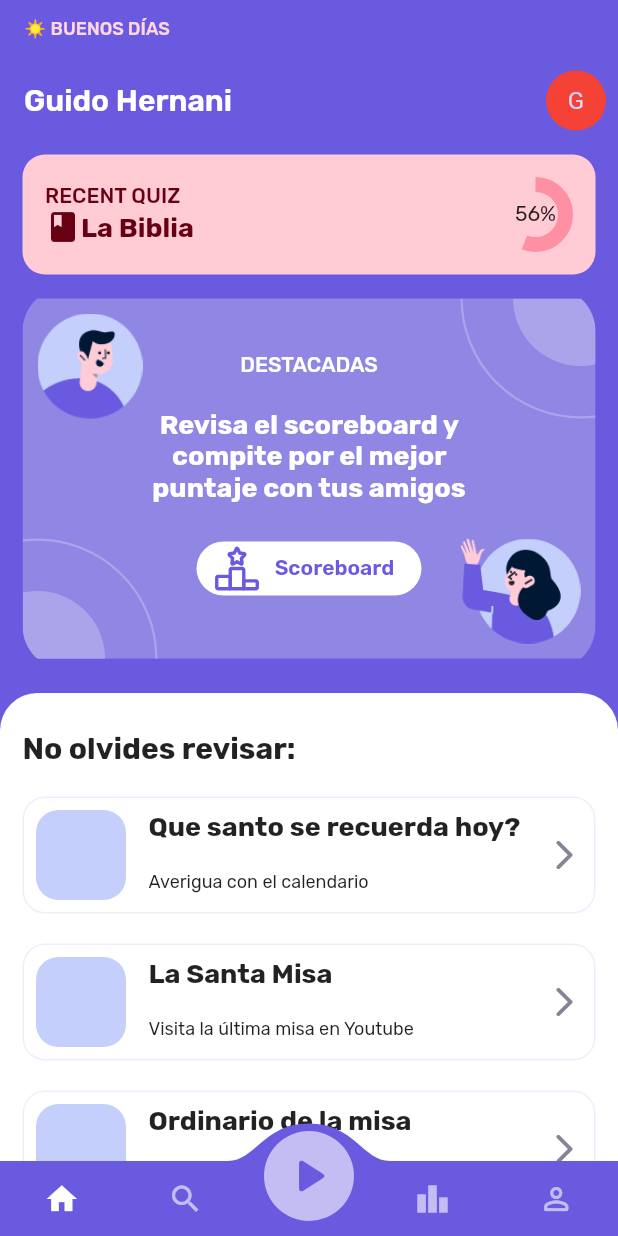
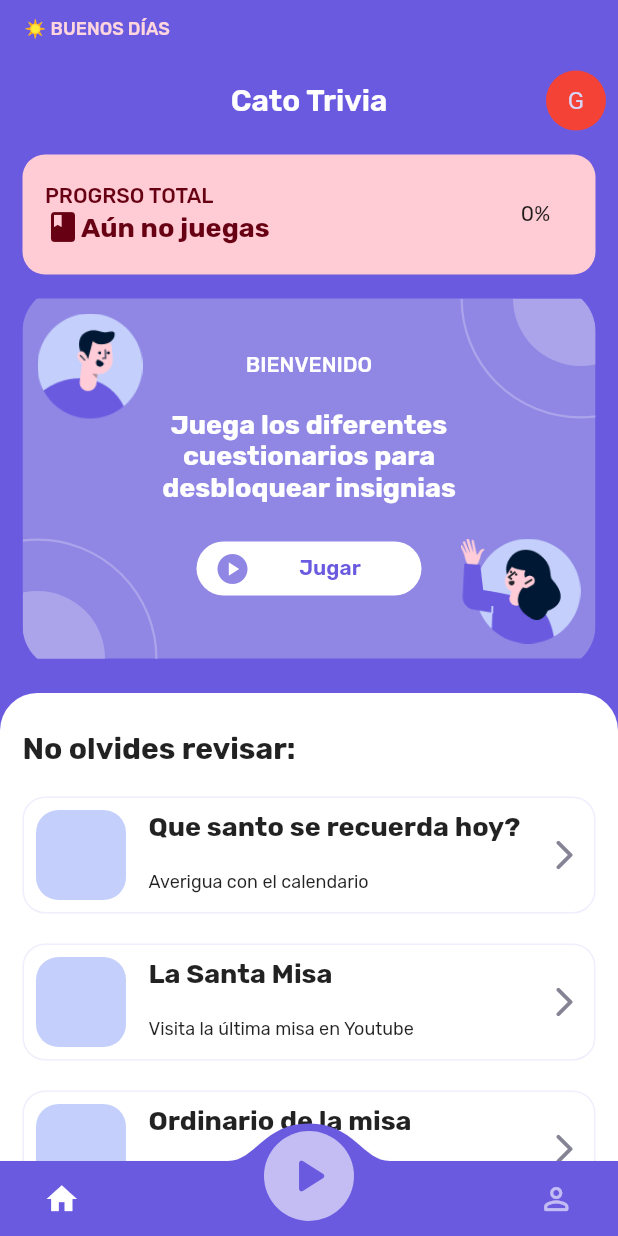
Before and after one commit to Guix98/cato_trivia, a Flutter app: the screen it shows after launch, on a phone screen of 412 x 824 dp. Run offline on Flutter 3.47's test engine with Material 2 defaults, Android fonts, the light colour scheme and no system bars; drawn by our look-alikes of convex_bottom_bar, percent_indicator; our stand-ins replace firebase_core, flutter_svg, get, google_fonts, webview_flutter; accounts and stored records are empty.

Commit message:
landing page fixed without login

```diff
--- a/lib/components/bottom_nav_layout.dart
+++ b/lib/components/bottom_nav_layout.dart
@@ -38,9 +38,9 @@ class BottomNavLayout extends StatelessWidget {
           : ConvexAppBar(
               items: [
                 TabItem(icon: Icons.home),
-                TabItem(icon: Icons.search),
+                TabItem(icon: SizedBox()),
                 TabItem(icon: Icons.play_arrow_rounded),
-                TabItem(icon: Icons.leaderboard),
+                TabItem(icon: SizedBox()),
                 TabItem(icon: Icons.person_outline_rounded),
               ],
               initialActiveIndex: bottomIndex,
--- a/lib/controllers/achievments_controller.dart
+++ b/lib/controllers/achievments_controller.dart
@@ -6,6 +6,14 @@ class AchievmentsController extends GetxController {
   bool cuaresmaAchievment = false;
   bool navidadAchievment = false;
   bool pascuaAchievment = false;
+
+  String progressDescription = 'default';
+
+  @override
+  void onInit() {
+    setProgressDescription(totalProgress());
+    super.onInit();
+  }
 
   void setAchievment(String category) {
     switch (category) {
@@ -25,5 +33,50 @@ class AchievmentsController extends GetxController {
         pascuaAchievment = true;
         break;
     }
+    totalProgress();
+  }
+
+  int totalProgress() {
+    int progress = 0;
+    if (generalAchievment) {
+      progress += 20;
+    }
+    if (advientoAchievment) {
+      progress += 20;
+    }
+    if (cuaresmaAchievment) {
+      progress += 20;
+    }
+    if (navidadAchievment) {
+      progress += 20;
+    }
+    if (pascuaAchievment) {
+      progress += 20;
+    }
+    setProgressDescription(progress);
+    return progress;
+  }
+
+  void setProgressDescription(int progress) {
+    switch (progress) {
+      case 0:
+        progressDescription = 'Aún no juegas';
+        break;
+      case 20:
+        progressDescription = 'Primer paso!';
+        break;
+      case 40:
+        progressDescription = 'Vas muy bien!';
+        break;
+      case 60:
+        progressDescription = 'Ya casi lo logras!';
+        break;
+      case 80:
+        progressDescription = 'Sólo un poco más';
+        break;
+      case 100:
+        progressDescription = 'Felicidades! completaste el juego';
+        break;
+    }
   }
 }
--- a/lib/pages/homepage.dart
+++ b/lib/pages/homepage.dart
@@ -1,5 +1,6 @@
 import 'package:cato_trivia/components/double_circle.dart';
 import 'package:cato_trivia/components/extras_container.dart';
+import 'package:cato_trivia/controllers/achievments_controller.dart';
 import 'package:cato_trivia/icons/leaderboard_icon.dart';
 import 'package:cato_trivia/pages/categories_page.dart';
 import 'package:cato_trivia/pages/profile_page.dart';
@@ -32,7 +33,7 @@ class HomePage extends StatelessWidget {
             bottom: PreferredSize(
                 preferredSize: Size.fromHeight(0),
                 child: AppBar(
-                  title: Text('Guido Hernani',
+                  title: Text('Cato Trivia',
                       style: GoogleFonts.rubik(fontWeight: FontWeight.w600)),
                   elevation: 0,
                   actions: [
@@ -44,6 +45,7 @@ class HomePage extends StatelessWidget {
                       ),
                     )
                   ],
+                  centerTitle: true,
                 )),
           ),
           SliverList(
@@ -126,9 +128,9 @@ class HomePage extends StatelessWidget {
       bottomNavigationBar: ConvexAppBar(
         items: [
           TabItem(icon: Icons.home),
-          TabItem(icon: Icons.search),
+          TabItem(icon: SizedBox()),
           TabItem(icon: Icons.play_arrow_rounded),
-          TabItem(icon: Icons.leaderboard),
+          TabItem(icon: SizedBox()),
           TabItem(icon: Icons.person_outline_rounded),
         ],
         initialActiveIndex: 0,
@@ -195,7 +197,7 @@ class FeaturedContainer extends StatelessWidget {
                 mainAxisAlignment: MainAxisAlignment.center,
                 children: [
                   Text(
-                    'DESTACADAS',
+                    'BIENVENIDO',
                     style: TextStyle(
                         color: Colors.white,
                         fontWeight: FontWeight.w500,
@@ -203,7 +205,7 @@ class FeaturedContainer extends StatelessWidget {
                   ),
                   SizedBox(height: 20),
                   Text(
-                    'Revisa el scoreboard y compite por el mejor puntaje con tus amigos',
+                    'Juega los diferentes cuestionarios para desbloquear insignias',
                     textAlign: TextAlign.center,
                     style: TextStyle(
                       color: Colors.white,
@@ -215,15 +217,19 @@ class FeaturedContainer extends StatelessWidget {
                   Container(
                     width: 150,
                     child: ElevatedButton.icon(
-                        onPressed: () {},
-                        icon: LeaderboardIcon(
-                          width: 30,
+                        onPressed: () {
+                          Get.to(() => CategoriesPage(),
+                              transition: Transition.fadeIn);
+                        },
+                        icon: Icon(
+                          Icons.play_circle,
+                          color: colors.dullLavender,
                         ),
                         label: Container(
                           height: 35,
                           child: Center(
                             child: Text(
-                              'Scoreboard',
+                              'Jugar',
                               style: TextStyle(
                                   color: colors.royalBlue,
                                   fontWeight: FontWeight.w600),
@@ -247,7 +253,8 @@ class FeaturedContainer extends StatelessWidget {
 }
 
 class RecentQuizzContainer extends StatelessWidget {
-  const RecentQuizzContainer({Key? key, required final String icon})
+  final AchievmentsController _achievmentsController = Get.find();
+  RecentQuizzContainer({Key? key, required final String icon})
       : super(key: key);
 
   @override
@@ -266,7 +273,7 @@ class RecentQuizzContainer extends StatelessWidget {
             crossAxisAlignment: CrossAxisAlignment.start,
             children: [
               Text(
-                'RECENT QUIZ',
+                'PROGRSO TOTAL',
                 style: TextStyle(
                     color: Color(0xff660012),
                     fontWeight: FontWeight.w500,
@@ -279,7 +286,7 @@ class RecentQuizzContainer extends StatelessWidget {
                     color: Color(0xff660012),
                   ),
                   Text(
-                    'La Biblia',
+                    _achievmentsController.progressDescription,
                     style: TextStyle(
                         color: Color(0xff660012),
                         fontWeight: FontWeight.w700,
@@ -293,8 +300,8 @@ class RecentQuizzContainer extends StatelessWidget {
           CircularPercentIndicator(
             radius: 50.0,
             lineWidth: 10,
-            percent: 0.56,
-            center: Text('56%'),
+            percent: _achievmentsController.totalProgress() / 100,
+            center: Text('${_achievmentsController.totalProgress()}%'),
             progressColor: colors.pinkSalmon,
             backgroundColor: Colors.transparent,
           )
```
